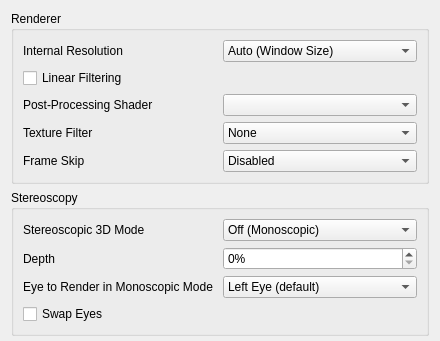
Old version of the form src/borked3ds_qt/configuration/configure_enhancements.ui in the repository yeager/Borked3DS; both pictures show x 0 to 440 and y 0 to 341 of the 440 by 891 pixel window.
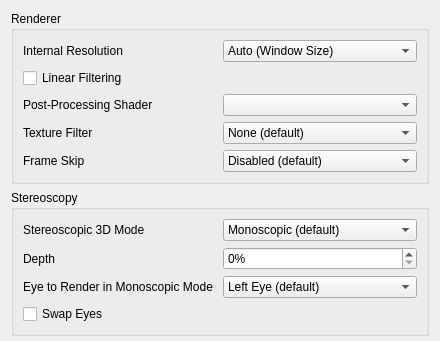
New version of the form.

Commit message: UI: Indicate default choice for all drop-down menus (#280)

Patch:
```diff
--- a/src/borked3ds_qt/configuration/configure_enhancements.ui
+++ b/src/borked3ds_qt/configuration/configure_enhancements.ui
@@ -230,7 +230,7 @@
           <widget class="QComboBox" name="texture_filter_combobox">
            <item>
             <property name="text">
-             <string>None</string>
+             <string>None (default)</string>
             </property>
            </item>
            <item>
@@ -292,7 +292,7 @@
           <widget class="QComboBox" name="frame_skip_combobox">
            <item>
             <property name="text">
-             <string>Disabled</string>
+             <string>Disabled (default)</string>
             </property>
            </item>
            <item>
@@ -342,7 +342,7 @@
          <widget class="QComboBox" name="render_3d_combobox">
           <item>
            <property name="text">
-            <string>Off (Monoscopic)</string>
+            <string>Monoscopic (default)</string>
            </property>
           </item>
           <item>
```
The commit also changes 10 other files.
